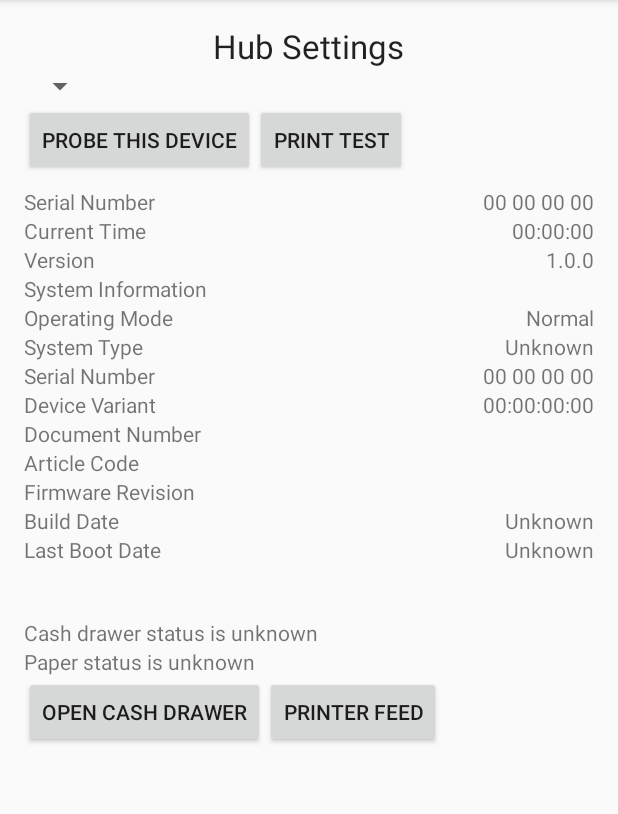
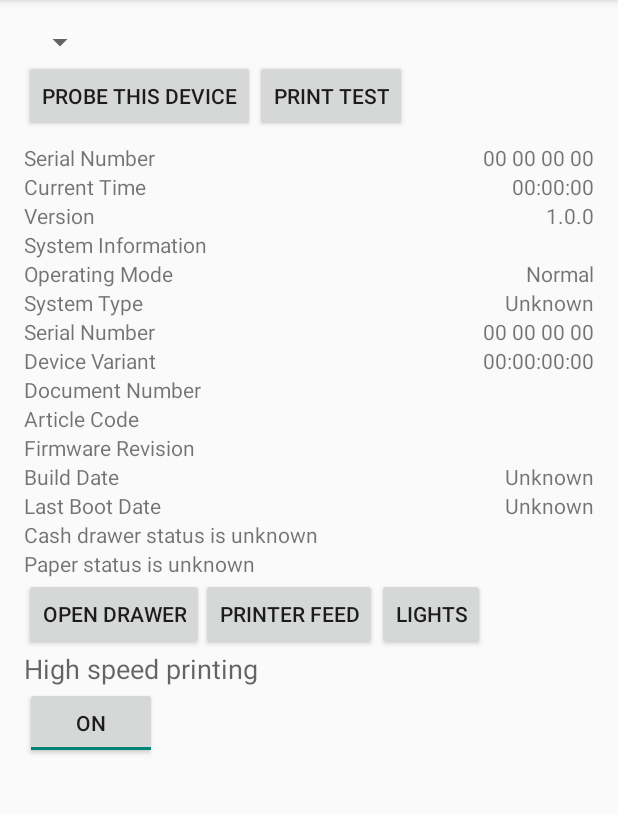
Before and after one commit to wpmobile/HubAPI, an Android app: the screen it shows after launch (MainActivity), on a phone screen of 412 x 824 dp, the part 84-898 px from its top. Run offline under Robolectric (Android 15) with nearby library versions, the phone set to English and light mode, and no system bars.

Commit message:
Added disco lights to the test app Change API Log commands to Info (from Debug)

```diff
--- a/HubAPI/build.gradle
+++ b/HubAPI/build.gradle
@@ -8,7 +8,7 @@ android {
         minSdkVersion 15
         targetSdkVersion 21
         versionCode 1
-        versionName "1.0.8"
+        versionName "1.0.9"
     }
     buildTypes {
         release {
--- a/HubAPI/src/main/java/com/worldpay/hub/ResponseParser.java
+++ b/HubAPI/src/main/java/com/worldpay/hub/ResponseParser.java
@@ -52,8 +52,8 @@ public class ResponseParser
      //   Log.d("MePOS", HexDump.dumpHexString(data, 0, data.length));
         byte[] unescapedData = unescape(data);
 
-        Log.d("MePOS", "Unescaped response data follows");
-        Log.d("MePOS", HexDump.dumpHexString(unescapedData, 0, unescapedData.length));
+        Log.i("MePOS", "Unescaped response data follows");
+        Log.i("MePOS", HexDump.dumpHexString(unescapedData, 0, unescapedData.length));
 
         //Validate the checksum
         if(!validate(unescapedData))
--- a/app/src/main/res/layout/fragment_main.xml
+++ b/app/src/main/res/layout/fragment_main.xml
@@ -8,15 +8,6 @@
                 android:paddingBottom="@dimen/activity_vertical_margin"
                 tools:context=".MainActivityFragment"
                 android:id="@+id/Layout">
-
-    <TextView
-        android:layout_width="wrap_content"
-        android:layout_height="wrap_content"
-        android:textAppearance="?android:attr/textAppearanceLarge"
-        android:text="Hub Settings"
-        android:id="@+id/title"
-        android:layout_alignParentTop="true"
-        android:layout_centerHorizontal="true"/>
 
     <TextView
         android:layout_width="wrap_content"
@@ -63,7 +54,6 @@
         android:layout_width="wrap_content"
         android:layout_height="wrap_content"
         android:id="@+id/spinner"
-        android:layout_below="@+id/title"
         android:layout_alignParentLeft="true"
         android:layout_alignParentStart="true"
         android:spinnerMode="dropdown"/>
@@ -299,7 +289,6 @@
         android:textAppearance="?android:attr/textAppearanceSmall"
         android:text="Cash drawer status is unknown"
         android:id="@+id/cashDrawer"
-        android:layout_marginTop="36dp"
         android:layout_below="@+id/lastDateTitle"
         android:layout_alignParentLeft="true"
         android:layout_alignParentStart="true"/>
@@ -317,7 +306,7 @@
     <Button
         android:layout_width="wrap_content"
         android:layout_height="wrap_content"
-        android:text="Open Cash Drawer"
+        android:text="Open Drawer"
         android:id="@+id/openDrawer"
         android:layout_below="@+id/paperStatus"
         android:layout_alignParentLeft="true"
@@ -330,7 +319,38 @@
         android:text="Printer Feed"
         android:id="@+id/printerFeed"
         android:layout_alignTop="@+id/openDrawer"
-        android:layout_toRightOf="@+id/openDrawer"
+        android:layout_toRightOf="@+id/docNoTitle"
         android:layout_toEndOf="@+id/openDrawer"/>
 
+    <ToggleButton
+        android:layout_width="wrap_content"
+        android:layout_height="wrap_content"
+        android:text="High Speed"
+        android:id="@+id/highSpeed"
+        android:checked="true"
+        android:layout_below="@+id/textView"
+        android:layout_alignRight="@+id/deviceVariantTitle"
+        android:layout_alignEnd="@+id/deviceVariantTitle"/>
+
+    <TextView
+        android:layout_width="wrap_content"
+        android:layout_height="wrap_content"
+        android:textAppearance="?android:attr/textAppearanceMedium"
+        android:text="High speed printing"
+        android:id="@+id/textView"
+        android:layout_below="@+id/openDrawer"
+        android:layout_alignParentLeft="true"
+        android:layout_alignParentStart="true"/>
+
+    <Button
+        style="?android:attr/buttonStyleSmall"
+        android:layout_width="wrap_content"
+        android:layout_height="wrap_content"
+        android:text="Lights"
+        android:id="@+id/lightShow"
+        android:layout_alignTop="@+id/printerFeed"
+        android:layout_toEndOf="@+id/printerFeed"
+        android:layout_toRightOf="@+id/printerFeed"
+        android:layout_alignBottom="@+id/printerFeed"/>
+
 </RelativeLayout>
```
Also changed, not shown: HubAPI/src/main/java/com/worldpay/hub/MePOS.java (+8 -8 lines), app/src/main/java/com/worldpay/hubtest/MainActivityFragment.java (+71 -0 lines), 1 other file.
